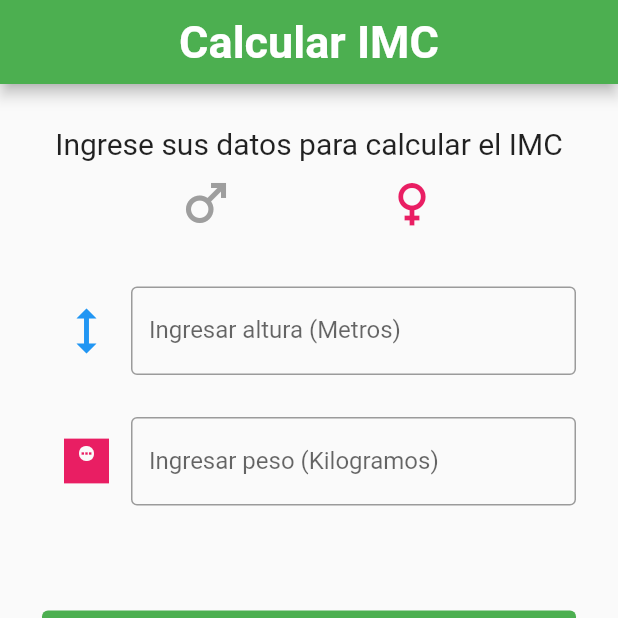
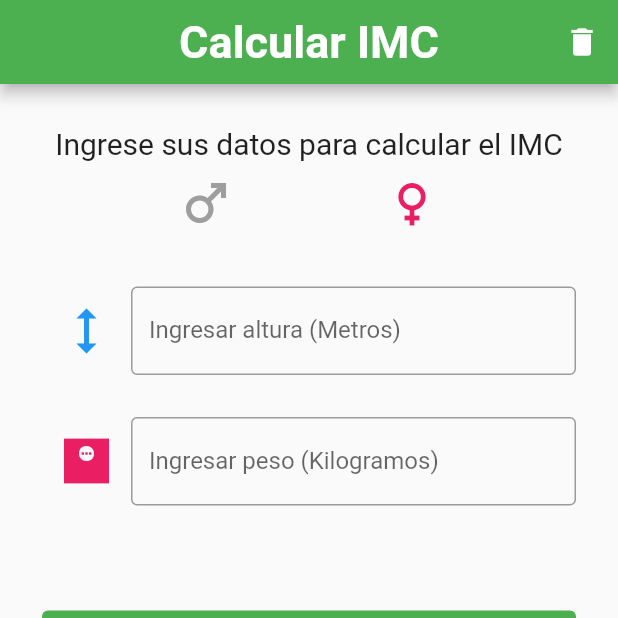
Before and after one commit to IS709090/Tarea2_Moviles_ConstruyendoVistas, a Flutter app: the screen it shows after launch, on a phone screen of 412 x 824 dp, the top half of it. Run offline on Flutter 3.47's test engine with Material 2 defaults, Android fonts, the phone set to English and light mode, and no system bars.

Commit message:
Added Delete Button
To clear TextFields

```diff
--- a/lib/main.dart
+++ b/lib/main.dart
@@ -16,6 +16,14 @@ class _MyAppState extends State<MyApp> {
   var colorHombre = Colors.grey;
   var peso = imc.peso;
   var altura = imc.altura;
+  final fieldText = TextEditingController();
+  final fieldText2 = TextEditingController();
+
+  void clearText() {
+    fieldText.clear();
+    fieldText2.clear();
+  }
+
   @override
   Widget build(BuildContext context) {
     return MaterialApp(
@@ -25,6 +33,13 @@ class _MyAppState extends State<MyApp> {
             appBar: AppBar(
                 backgroundColor: Colors.green,
                 centerTitle: true,
+                actions: [
+                  IconButton(
+                      onPressed: () {
+                        clearText();
+                      },
+                      icon: Icon(Icons.delete))
+                ],
                 title: Text(
                   'Calcular IMC',
                   style: TextStyle(fontSize: 30, fontWeight: FontWeight.bold),
@@ -84,6 +99,7 @@ class _MyAppState extends State<MyApp> {
                         Expanded(
                             flex: 10,
                             child: TextField(
+                              controller: fieldText,
                               onChanged: (value) {
                                 imc.setAltura(double.parse(value));
                                 print(imc.altura);
@@ -113,6 +129,7 @@ class _MyAppState extends State<MyApp> {
                         Expanded(
                             flex: 10,
                             child: TextField(
+                              controller: fieldText2,
                               onChanged: (value) {
                                 imc.setPeso(double.parse(value));
                                 print(imc.peso);
```
